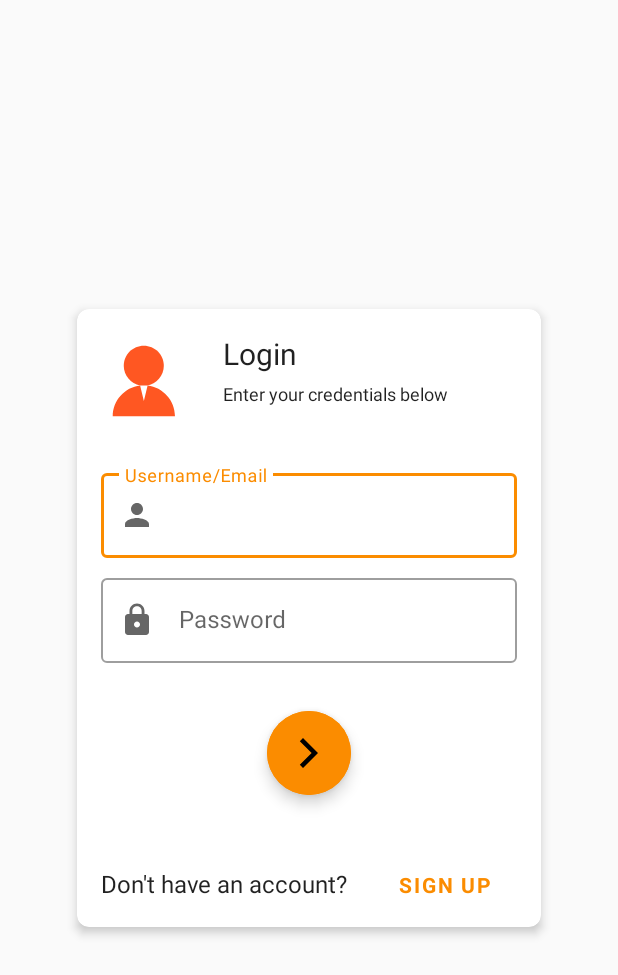
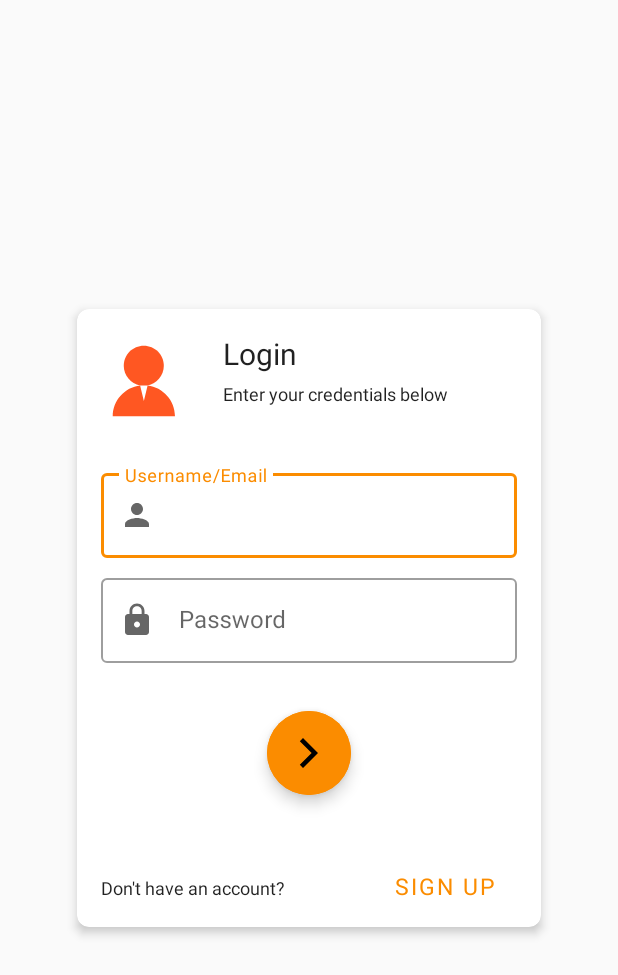
Before and after one commit to Mario2334/GigVid, an Android app: the screen it shows after launch (UserAuthActivity), on a phone screen of 412 x 824 dp. Shown: the top 975 px of the screen. Run offline under Robolectric (Android 15) with nearby library versions, the phone set to English and light mode, and no system bars; our stand-ins replace Timber; Roboto replaces fonts that are not available here; 5 statements that could not run were skipped.

Commit message:
login page text & removed common dependencies

```diff
--- a/gigvid_app/app/build.gradle
+++ b/gigvid_app/app/build.gradle
@@ -44,10 +44,6 @@ dependencies {
     androidTestImplementation 'androidx.test.ext:junit:1.1.2'
     androidTestImplementation 'androidx.test.espresso:espresso-core:3.3.0'
 
-    def lottieVersion = "3.4.0"
-    implementation "com.airbnb.android:lottie:$lottieVersion"
-    implementation 'com.squareup.retrofit2:retrofit:2.5.0'
-    implementation 'com.squareup.retrofit2:converter-gson:2.5.0'
 
     implementation "android.arch.lifecycle:extensions:1.1.1"
 
--- a/gigvid_app/app/src/main/res/layout/fragment_login.xml
+++ b/gigvid_app/app/src/main/res/layout/fragment_login.xml
@@ -170,7 +170,7 @@
                     android:marqueeRepeatLimit="marquee_forever"
                     android:singleLine="true"
                     android:text="@string/don_t_have_an_account"
-                    android:textSize="16dp"
+                    android:textSize="12dp"
                     android:theme="@style/TextViewSubHeaderTheme" />
 
                 <Button
@@ -179,8 +179,8 @@
                     android:layout_width="0dp"
                     android:layout_height="40dp"
                     android:text="@string/sign_up"
+                    android:textSize="15dp"
                     android:fontFamily="@font/roboto"
-                    android:textStyle="bold"
                     style="@style/Widget.MaterialComponents.Button.TextButton"/>
 
             </LinearLayout>
```
